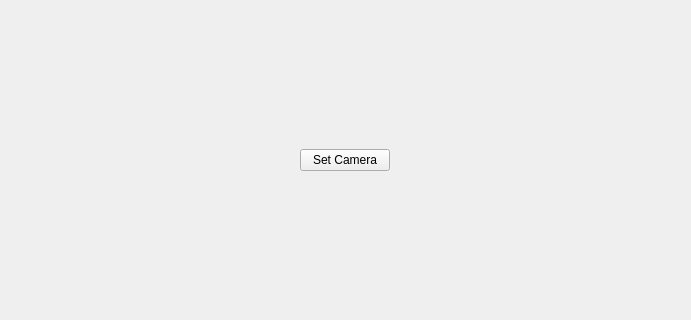
AIS-Bonn/rviz_cinematographer, file rqt_pose_interpolator/src/pose_interpolator.ui: the form before one commit; both pictures show x 0 to 691 and y 171 to 491 of the 691 by 663 pixel window.
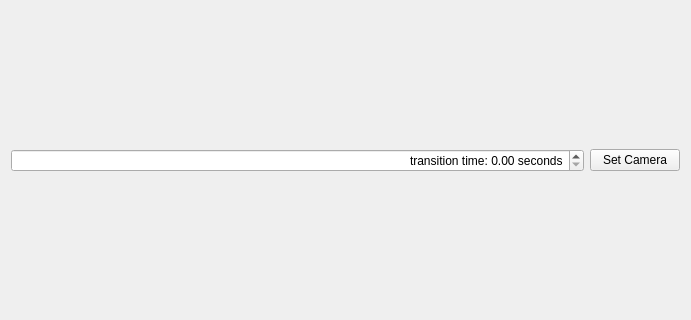
The form after the commit.

Commit message: rqt_pose_interpolator: added spin box to set the time the camera needs for transition

Diff of the .ui file:
```diff
--- a/rqt_pose_interpolator/src/pose_interpolator.ui
+++ b/rqt_pose_interpolator/src/pose_interpolator.ui
@@ -18,6 +18,19 @@
     <layout class="QVBoxLayout" name="mainLayout">
      <item>
       <layout class="QHBoxLayout" name="controlsLayout">
+       <item>
+        <widget class="QDoubleSpinBox" name="transition_time_spin_box">
+         <property name="alignment">
+          <set>Qt::AlignRight|Qt::AlignTrailing|Qt::AlignVCenter</set>
+         </property>
+         <property name="prefix">
+          <string>transition time: </string>
+         </property>
+         <property name="suffix">
+          <string> seconds</string>
+         </property>
+        </widget>
+       </item>
        <item>
         <widget class="QPushButton" name="set_camera_button">
          <property name="sizePolicy">
```
The commit also changes 1 other file.
